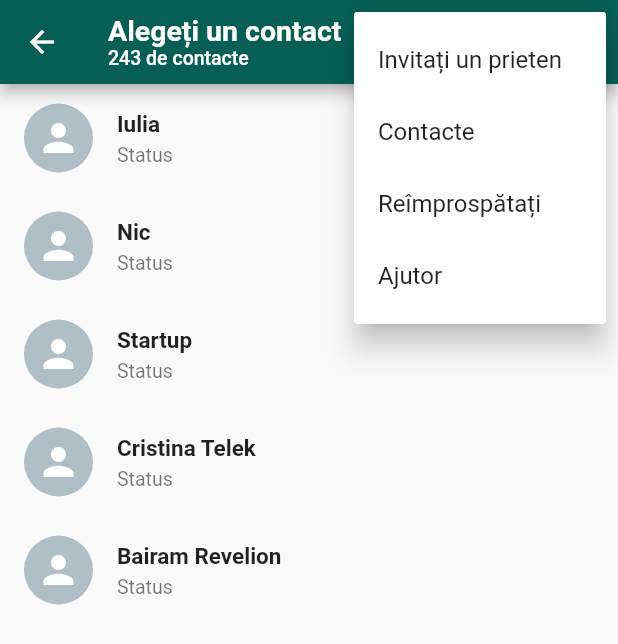
After one commit to nicolae1099/Whatsapp-Clone, a Flutter app: the SelectContact screen opened directly, after a tap on the "more vert" icon, on a phone screen of 412 x 824 dp. The commit adds this screen. Shown: the top 644 px of the screen. Run offline on Flutter 3.47's test engine with Material 2 defaults, Android fonts, the phone set to English and light mode, and no system bars; our stand-ins replace emoji_picker_flutter, flutter_svg.

Commit message:
select contacts listView builder

```diff
--- a/lib/Constants/constants.dart
+++ b/lib/Constants/constants.dart
@@ -10,6 +10,11 @@ class Constants {
   static const String search = 'Căutați';
   static const String muteNotifications = 'Notificări fără sunet';
   static const String background = 'Fundal';
+
+  static const String inviteFriend = 'Invitați un prieten';
+  static const String contacts = 'Contacte';
+  static const String refresh = 'Reîmprospătați';
+  static const String help = 'Ajutor';
 
   static const List<String> choices = <String>[
     newGroup,
@@ -26,4 +31,11 @@ class Constants {
     muteNotifications,
     background,
   ];
+
+  static const List<String> selectContactChoices = <String>[
+    inviteFriend,
+    contacts,
+    refresh,
+    help,
+  ];
 }
--- /dev/null
+++ b/lib/CustomUi/contact_cart.dart
@@ -0,0 +1,37 @@
+import 'package:flutter/material.dart';
+import 'package:flutter_svg/flutter_svg.dart';
+import 'package:whatsapp_clone/Model/chat_model.dart';
+
+class ContactCard extends StatelessWidget {
+  const ContactCard({Key? key, required this.contact}) : super(key: key);
+  final ChatModel contact;
+
+  @override
+  Widget build(BuildContext context) {
+    return InkWell(
+      onTap: () {},
+      child: ListTile(
+        leading: CircleAvatar(
+          radius: 23,
+          child: SvgPicture.asset(
+            "assets/person.svg",
+            color: Colors.white,
+            height: 30,
+            width: 30,
+          ),
+          backgroundColor: Colors.blueGrey[200],
+        ),
+        title: Text(
+          contact.name,
+          style: const TextStyle(fontSize: 15, fontWeight: FontWeight.bold),
+        ),
+        subtitle: Text(
+          contact.status,
+          style: const TextStyle(
+            fontSize: 13,
+          ),
+        ),
+      ),
+    );
+  }
+}
--- a/lib/Model/chat_model.dart
+++ b/lib/Model/chat_model.dart
@@ -4,12 +4,13 @@ class ChatModel {
   bool isGroup;
   String time;
   String currentMessage;
-
+  String status;
   ChatModel({
     required this.name,
     required this.icon,
     required this.isGroup,
     required this.time,
     required this.currentMessage,
+    required this.status,
   });
 }
--- a/lib/Pages/chat_page.dart
+++ b/lib/Pages/chat_page.dart
@@ -2,6 +2,7 @@ import 'package:flutter/cupertino.dart';
 import 'package:flutter/material.dart';
 import 'package:whatsapp_clone/CustomUi/custom_card.dart';
 import 'package:whatsapp_clone/Model/chat_model.dart';
+import 'package:whatsapp_clone/Screens/select_contact.dart';
 
 class ChatPage extends StatefulWidget {
   const ChatPage({Key? key}) : super(key: key);
@@ -17,38 +18,53 @@ class _ChatPageState extends State<ChatPage> {
       icon: "assets/person.svg",
       isGroup: false,
       time: "18:00",
-        currentMessage: "Neataaa. Bubu e cuminte"),
+      currentMessage: "Neataaa. Bubu e cuminte",
+      status: "Status",
+    ),
     ChatModel(
       name: "Nic",
       icon: "assets/person.svg",
       isGroup: false,
       time: "18:00",
-        currentMessage: "Neataaa. Pe bune?"),
+      currentMessage: "Neataaa. Pe bune?",
+      status: "Status",
+    ),
     ChatModel(
       name: "Startup",
       icon: "assets/groups.svg",
       isGroup: false,
       time: "19:02",
-        currentMessage: "Neataaa. Bubu e cuminte"),
+      currentMessage: "Neataaa. Bubu e cuminte",
+      status: "Status",
+    ),
     ChatModel(
       name: "Cristina Telek",
       icon: "assets/person.svg",
       isGroup: false,
       time: "18:00",
-        currentMessage: "Neataaa. Bubu e cuminte"),
+      currentMessage: "Neataaa. Bubu e cuminte",
+      status: "Status",
+    ),
     ChatModel(
       name: "Bairam Revelion",
       icon: "assets/groups.svg",
       isGroup: false,
       time: "18:00",
-        currentMessage: "Neataaa. Bubu e cuminte"),
+      currentMessage: "Neataaa. Bubu e cuminte",
+      status: "Status",
+    ),
   ];
 
   @override
   Widget build(BuildContext context) {
     return Scaffold(
       floatingActionButton: FloatingActionButton(
-        onPressed: () {},
+        onPressed: () {
+          Navigator.push(
+            context,
+            MaterialPageRoute(builder: (builder) => const SelectContact()),
+          );
+        },
         child: Icon(Icons.chat),
       ),
       body: ListView.builder(
--- /dev/null
+++ b/lib/Screens/select_contact.dart
@@ -0,0 +1,111 @@
+import 'package:flutter/material.dart';
+import 'package:whatsapp_clone/Constants/constants.dart';
+import 'package:whatsapp_clone/CustomUi/contact_cart.dart';
+import 'package:whatsapp_clone/Model/chat_model.dart';
+
+class SelectContact extends StatefulWidget {
+  const SelectContact({Key? key}) : super(key: key);
+
+  @override
+  _SelectContactState createState() => _SelectContactState();
+}
+
+class _SelectContactState extends State<SelectContact> {
+  @override
+  Widget build(BuildContext context) {
+    List<ChatModel> contacts = [
+      ChatModel(
+        name: "Iulia",
+        icon: "assets/person.svg",
+        isGroup: false,
+        time: "18:00",
+        currentMessage: "Neataaa. Bubu e cuminte",
+        status: "Status",
+      ),
+      ChatModel(
+        name: "Nic",
+        icon: "assets/person.svg",
+        isGroup: false,
+        time: "18:00",
+        currentMessage: "Neataaa. Pe bune?",
+        status: "Status",
+      ),
+      ChatModel(
+        name: "Startup",
+        icon: "assets/groups.svg",
+        isGroup: false,
+        time: "19:02",
+        currentMessage: "Neataaa. Bubu e cuminte",
+        status: "Status",
+      ),
+      ChatModel(
+        name: "Cristina Telek",
+        icon: "assets/person.svg",
+        isGroup: false,
+        time: "18:00",
+        currentMessage: "Neataaa. Bubu e cuminte",
+        status: "Status",
+      ),
+      ChatModel(
+        name: "Bairam Revelion",
+        icon: "assets/groups.svg",
+        isGroup: false,
+        time: "18:00",
+        currentMessage: "Neataaa. Bubu e cuminte",
+        status: "Status",
+      ),
+    ];
+
+    return Scaffold(
+      appBar: AppBar(
+        title: Column(
+          mainAxisAlignment: MainAxisAlignment.start,
+          crossAxisAlignment: CrossAxisAlignment.start,
+          children: const [
+            Text(
+              "Alegeți un contact",
+              style: TextStyle(
+                fontSize: 19,
+                fontWeight: FontWeight.bold,
+              ),
+            ),
+            Text(
+              "243 de contacte",
+              style: TextStyle(
+                fontSize: 13,
+              ),
+            ),
+          ],
+        ),
+        actions: [
+          IconButton(
+            onPressed: () {},
+            icon: const Icon(
+              Icons.search,
+              size: 26,
+            ),
+          ),
+          PopupMenuButton<String>(
+            padding: const EdgeInsets.all(0),
+            itemBuilder: (BuildContext context) {
+              return Constants.selectContactChoices.map((String choice) {
+                return PopupMenuItem<String>(
+                  value: choice,
+                  child: Text(choice),
+                );
+              }).toList();
+            },
+          ),
+        ],
+      ),
+      body: ListView.builder(
+        itemCount: contacts.length,
+        itemBuilder: (context, index) {
+          return ContactCard(
+            contact: contacts[index],
+          );
+        },
+      ),
+    );
+  }
+}
```
Lines whose indentation alone changed are shown as unchanged.
